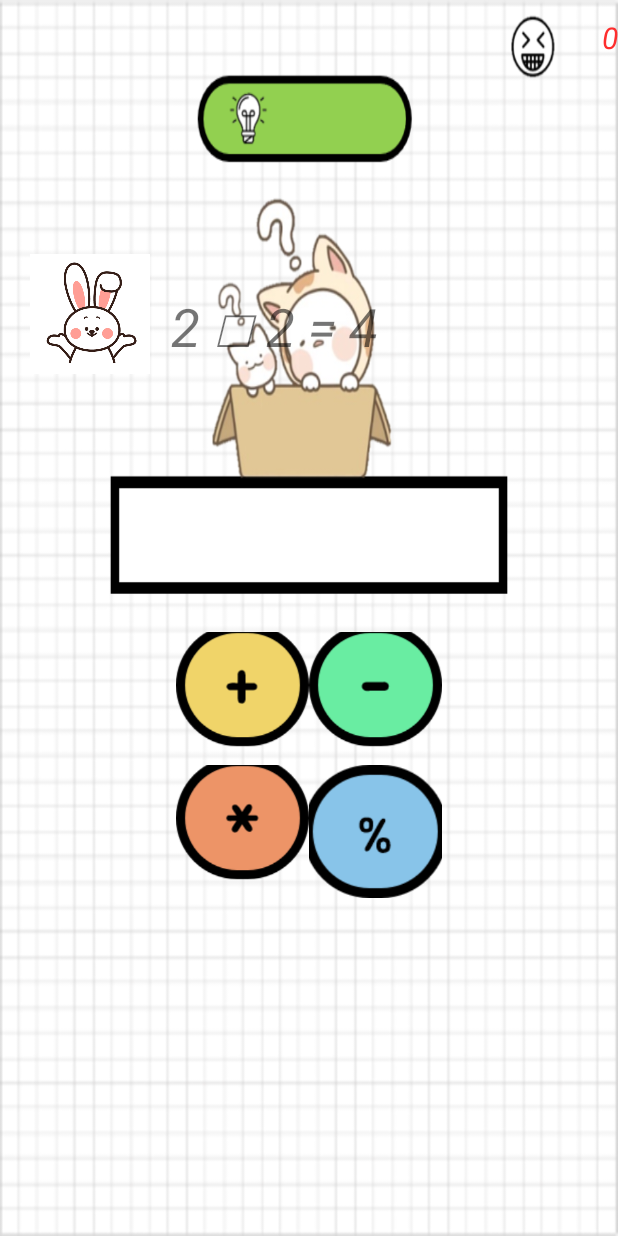
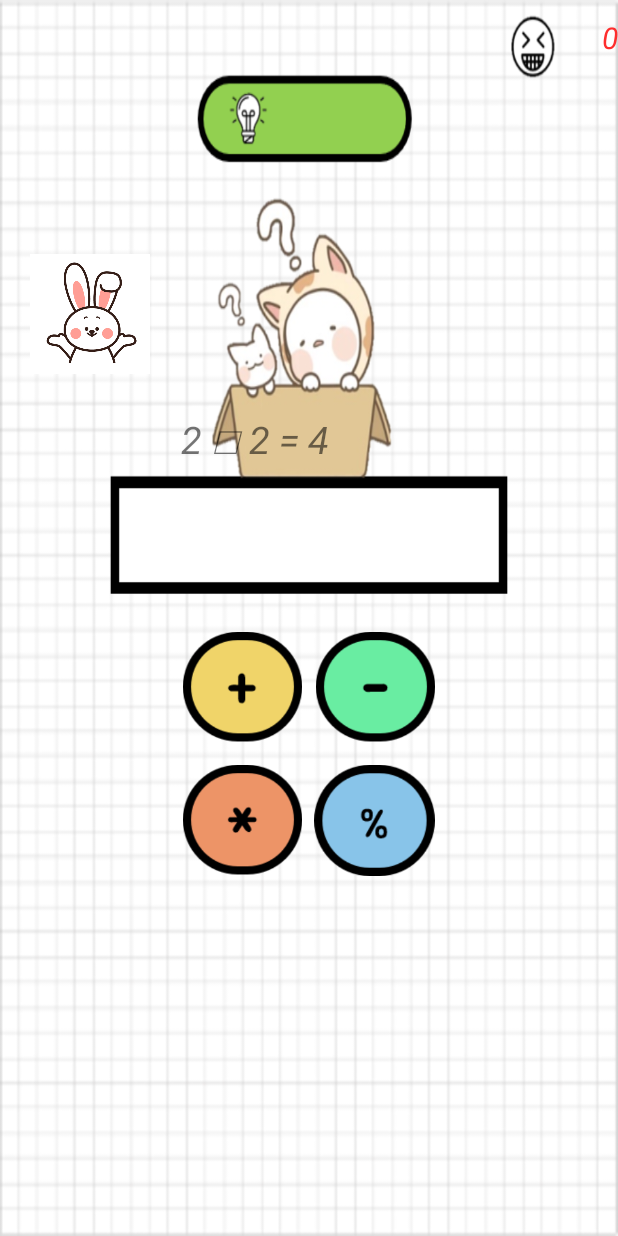
Before and after one commit to wnsduq6229/Androidproject, an Android app: the screen it shows after launch (Math_MainActivity), on a phone screen of 412 x 824 dp. Run offline under Robolectric (Android 15) with nearby library versions, the phone set to English and light mode, and no system bars.

Commit message:
math 게임 크기 조절 및 결과창

```diff
--- a/app/src/main/res/layout/activity_math_main.xml
+++ b/app/src/main/res/layout/activity_math_main.xml
@@ -20,59 +20,59 @@
         android:id="@+id/Btn1"
         android:layout_width="40pt"
         android:layout_height="40pt"
+        android:layout_below="@+id/mid"
         android:layout_alignRight="@+id/mid"
-        android:layout_below="@+id/mid"
+        android:background="#00ff0000"
         android:padding="0sp"
-        android:background="#00ff0000"
-        android:scaleType="centerCrop"
+        android:scaleType="fitCenter"
         android:src="@drawable/plus" />
 
     <ImageButton
         android:id="@+id/Btn2"
         android:layout_width="40pt"
         android:layout_height="40pt"
+        android:layout_below="@+id/mid"
         android:layout_alignLeft="@+id/mid"
-        android:layout_below="@+id/mid"
+        android:background="#00ff0000"
         android:padding="0sp"
-        android:background="#00ff0000"
-        android:scaleType="centerCrop"
+        android:scaleType="fitCenter"
         android:src="@drawable/minus" />
 
     <ImageButton
         android:id="@+id/Btn3"
         android:layout_width="40pt"
         android:layout_height="40pt"
+        android:layout_below="@+id/Btn1"
         android:layout_alignRight="@+id/Btn1"
-        android:layout_below="@+id/Btn1"
+        android:background="#00ff0000"
         android:padding="0sp"
-        android:background="#00ff0000"
-        android:scaleType="centerCrop"
+        android:scaleType="fitCenter"
         android:src="@drawable/multiply" />
 
     <ImageButton
         android:id="@+id/Btn4"
-        android:layout_width="40pt"
-        android:layout_height="40pt"
+        android:layout_width="87dp"
+        android:layout_height="74dp"
+        android:layout_below="@+id/Btn2"
         android:layout_alignLeft="@+id/Btn2"
-        android:layout_below="@+id/Btn2"
+        android:background="#00ff0000"
         android:padding="0sp"
-        android:background="#00ff0000"
-        android:scaleType="centerCrop"
+        android:scaleType="fitCenter"
         android:src="@drawable/divide" />
 
 
     <TextView
         android:id="@+id/textView"
-        android:layout_width="200dp"
+        android:layout_width="216dp"
         android:layout_height="wrap_content"
         android:layout_alignParentTop="true"
         android:layout_alignParentEnd="true"
         android:layout_alignParentRight="true"
-        android:layout_marginTop="193dp"
-        android:layout_marginEnd="98dp"
-        android:layout_marginRight="98dp"
+        android:layout_marginTop="275dp"
+        android:layout_marginEnd="75dp"
+        android:layout_marginRight="75dp"
         android:text="TextView"
-        android:textSize="35dp"
+        android:textSize="25dp"
         android:textStyle="italic" />
 
     <TextView
--- a/app/src/main/res/layout/activity_math_result.xml
+++ b/app/src/main/res/layout/activity_math_result.xml
@@ -2,9 +2,9 @@
 <RelativeLayout xmlns:android="http://schemas.android.com/apk/res/android"
 xmlns:app="http://schemas.android.com/apk/res-auto"
 xmlns:tools="http://schemas.android.com/tools"
-android:layout_width="match_parent"
-android:layout_height="match_parent"
-    android:background="@drawable/background"
+    android:layout_width="match_parent"
+    android:layout_height="match_parent"
+    android:background="@drawable/result"
 tools:context=".Math_result_MainActivity">
     <!-- 코드 작성지 김준엽-->
 
@@ -15,7 +15,7 @@ tools:context=".Math_result_MainActivity">
         android:layout_alignParentTop="true"
         android:layout_alignParentEnd="true"
         android:layout_alignParentRight="true"
-        android:layout_marginTop="134dp"
+        android:layout_marginTop="330dp"
         android:layout_marginEnd="83dp"
         android:layout_marginRight="83dp"
         android:text="TextView"
```
